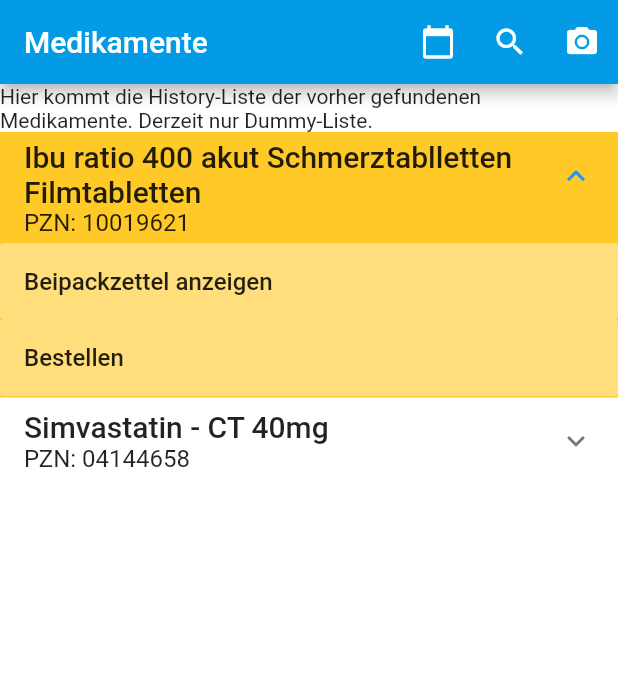
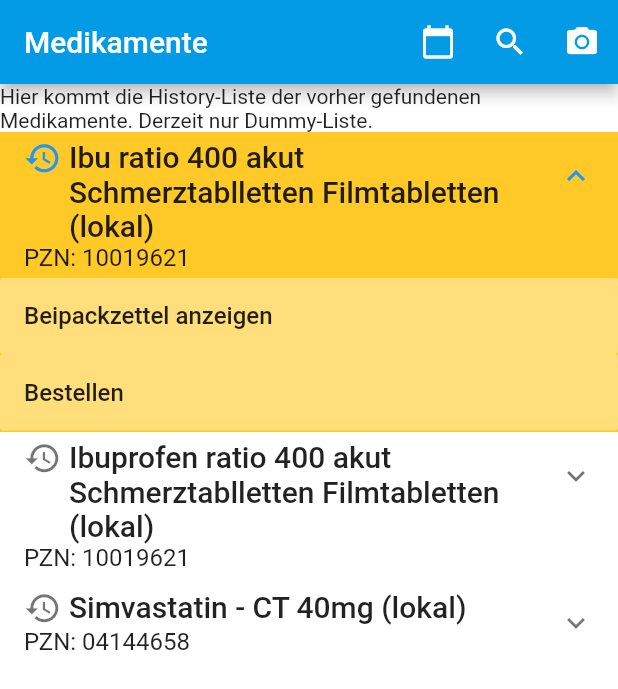
Before and after one commit to angembonda/maph_group3, a Flutter app: the screen it shows after launch, after a tap on "Ibu ratio 400 akut Schmerztablletten Fil", on a phone screen of 412 x 824 dp. Shown: the top 689 px of the screen. Run offline on Flutter 3.47's test engine with Material 2 defaults, Android fonts, the phone set to English and light mode, and no system bars; our stand-ins replace flutter_html; missing offline and left inert: flutter_pagewise; network calls fail.

Commit message:
Added local history search to med search

```diff
--- a/lib/data/globals.dart
+++ b/lib/data/globals.dart
@@ -2,4 +2,22 @@ library maph_group3.globals;
 
 import 'med.dart';
 
-List<Med> meds = new List<Med>();
+//List<Med> meds = new List<Med>();
+
+List<Med> meds = [
+  Med(
+      'Ibu ratio 400 akut Schmerztablletten Filmtabletten (lokal)',
+      '10019621',
+      'http://www.beipackzettel.de/medikament/Ibu%2520ratio%2520400%2520akut%2520Schmerztablletten%2520Filmtabletten/A77827',
+      true),
+  Med(
+      'Ibuprofen ratio 400 akut Schmerztablletten Filmtabletten (lokal)',
+      '10019621',
+      'http://www.beipackzettel.de/medikament/Ibu%2520ratio%2520400%2520akut%2520Schmerztablletten%2520Filmtabletten/A77827',
+      true),
+  Med(
+      'Simvastatin - CT 40mg (lokal)',
+      '4144658',
+      'http://www.beipackzettel.de/medikament/Simvastatin%2520-%2520CT%252040mg%2520Filmtabletten/A88644',
+      true),
+];
--- a/lib/data/med.dart
+++ b/lib/data/med.dart
@@ -2,8 +2,9 @@ class Med {
   String name = '';
   String pzn = '00000000';
   String url = '';
+  bool isHistory = false;
 
-  Med(String name, String pzn, [String url]) {
+  Med(String name, String pzn, [String url, bool isHistory]) {
     this.name = name;
     while (pzn.length < 8) {
       pzn = '0' + pzn;
@@ -12,5 +13,8 @@ class Med {
     if (url != null && url.length > 0) {
       this.url = url;
     }
+    if (isHistory != null) {
+      this.isHistory = isHistory;
+    }
   }
 }
--- a/lib/util/med_list.dart
+++ b/lib/util/med_list.dart
@@ -36,9 +36,21 @@ class MedList {
           mainAxisAlignment: MainAxisAlignment.start,
           crossAxisAlignment: CrossAxisAlignment.start,
           children: <Widget>[
-            Text(
-              (item.name != '') ? item.name : '<PZN unbekannt>',
-              style: Theme.of(context).textTheme.title,
+            Stack(
+              children: <Widget>[
+                if (item.isHistory)
+                Icon(
+                  Icons.history,
+                  size: 25,
+                ),
+                Padding(
+                  padding: EdgeInsets.only(left: (item.isHistory) ? 30 : 0),
+                  child: Text(
+                    (item.name != '') ? item.name : '<PZN unbekannt>',
+                    style: Theme.of(context).textTheme.title,
+                  ),
+                )
+              ],
             ),
             Text(
               'PZN: ' + item.pzn,
--- a/lib/widgets/home.dart
+++ b/lib/widgets/home.dart
@@ -2,7 +2,6 @@ import 'package:flutter/material.dart';
 
 import '../util/med_list.dart';
 import '../util/nampr.dart';
-import '../data/med.dart';
 import '../data/globals.dart' as globals;
 import 'scanner.dart';
 import 'med_search.dart';
@@ -18,18 +17,9 @@ class Home extends StatefulWidget {
 }
 
 class _HomeState extends State<Home> {
-  List<Med> dummy = [
-    Med('Ibu ratio 400 akut Schmerztablletten Filmtabletten', '10019621',
-        'http://www.beipackzettel.de/medikament/Ibu%2520ratio%2520400%2520akut%2520Schmerztablletten%2520Filmtabletten/A77827'),
-    Med('Simvastatin - CT 40mg', '4144658',
-        'http://www.beipackzettel.de/medikament/Simvastatin%2520-%2520CT%252040mg%2520Filmtabletten/A88644'),
-  ];
-
   @override
   void initState() {
     super.initState();
-
-    globals.meds = dummy;
   }
 
   @override
```
Also changed, not shown: lib/util/med_get.dart (+19 -0 lines), lib/widgets/med_search.dart (+14 -10 lines).
